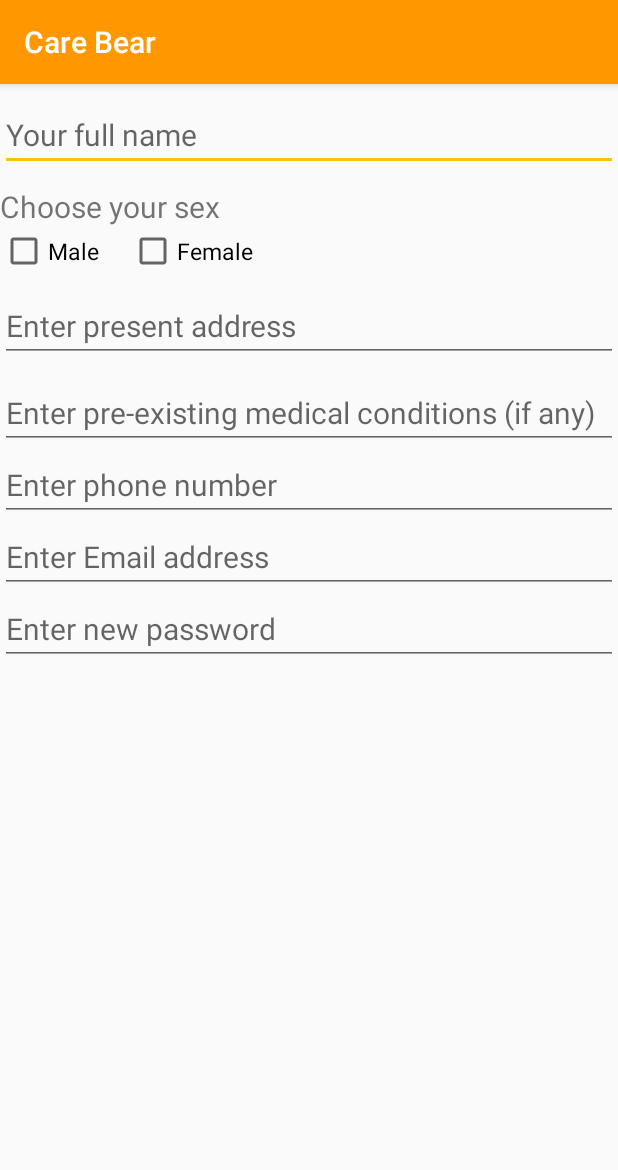
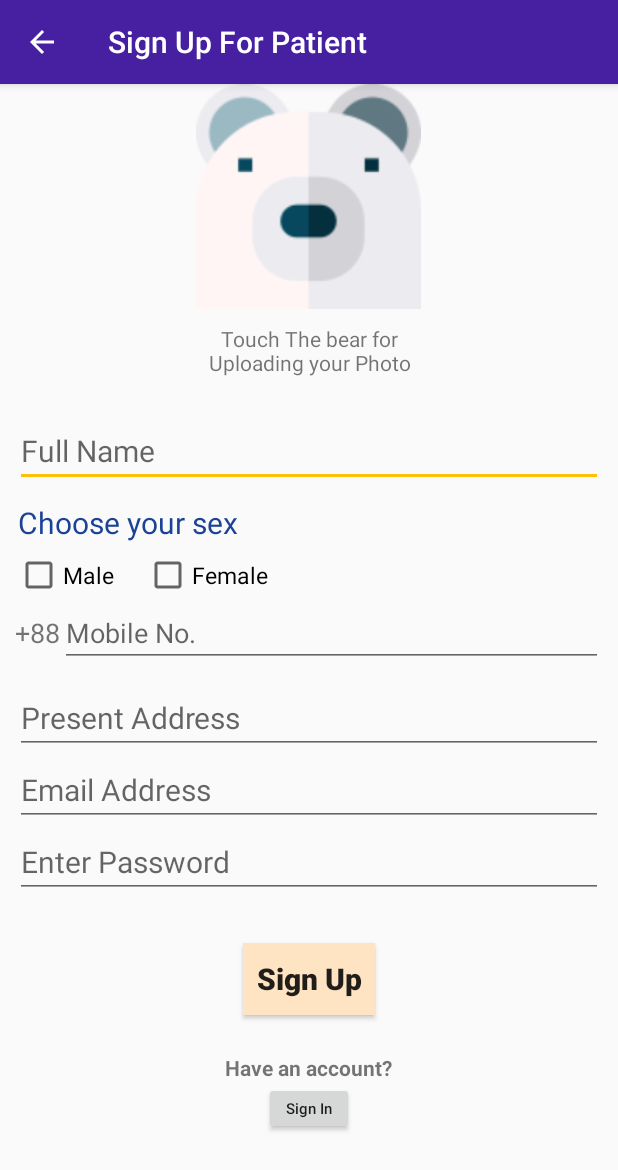
Before and after one commit to Hasib718/Care-Bear, an Android app: the SignUpActivityForPatient screen opened directly, with no data from a screen before it, on a phone screen of 412 x 824 dp. Shown: the top 1170 px of the screen. Run offline under Robolectric (Android 15) with nearby library versions, the light colour scheme and no system bars.

Commit message:
Commit 4.
Patient UI Design

```diff
--- a/app/src/main/java/com/hasib/carebear/doctor/SignUpActivityForDoctor.java
+++ b/app/src/main/java/com/hasib/carebear/doctor/SignUpActivityForDoctor.java
@@ -55,6 +55,7 @@ public class SignUpActivityForDoctor extends AppCompatActivity implements View.O
     private EditText specialistText;
     private LinearLayout checkBoxLayout;
     private EditText registrationNoText;
+
     private EditText presentAddressText;
     private EditText permanentAddressText;
     private EditText commonChamberText;
--- a/app/src/main/java/com/hasib/carebear/patient/SignInActivityForPatient.java
+++ b/app/src/main/java/com/hasib/carebear/patient/SignInActivityForPatient.java
@@ -22,7 +22,6 @@ public class SignInActivityForPatient extends AppCompatActivity implements View.
     private TextView signUpTextView;
     private EditText emailText;
     private EditText passwordText;
-    private UserDetails userDetails;
     private ProgressBar progressBar;
     //private FirebaseAuth mAuth;
 
@@ -64,7 +63,7 @@ public class SignInActivityForPatient extends AppCompatActivity implements View.
         if(v.getId() == R.id.signUpButtonForPatientId) {
             Intent intent = new Intent(SignInActivityForPatient.this, SignUpActivityForPatient.class);
             startActivity(intent);
-        } else if (v.getId() == R.id.signInOrUpButtonForPatientId) {
+        } else if (v.getId() == R.id.signInButtonForPatientId) {
 
         }
     }
--- a/app/src/main/java/com/hasib/carebear/patient/SignUpActivityForPatient.java
+++ b/app/src/main/java/com/hasib/carebear/patient/SignUpActivityForPatient.java
@@ -1,16 +1,82 @@
 package com.hasib.carebear.patient;
 
+import androidx.annotation.NonNull;
 import androidx.appcompat.app.AppCompatActivity;
 
+import android.content.Intent;
 import android.os.Bundle;
+import android.view.MenuItem;
+import android.view.View;
+import android.widget.Button;
+import android.widget.CheckBox;
+import android.widget.EditText;
 
 import com.hasib.carebear.R;
 
-public class SignUpActivityForPatient extends AppCompatActivity {
+public class SignUpActivityForPatient extends AppCompatActivity implements View.OnClickListener {
+
+    private Button signUpButton, signInButton;
+    private EditText namePatient, presentAddressPatient, mobileNoPatient, emailPatient,
+            passwordPatient;
+    private CheckBox maleCheckBox, femaleCheckBox;
+
+    //Please Declare Firebase Code
 
     @Override
     protected void onCreate(Bundle savedInstanceState) {
         super.onCreate(savedInstanceState);
         setContentView(R.layout.activity_sign_up_for_patient);
+        this.setTitle("Sign Up For Patient");
+
+        //Enable back button on Menu Bar
+        getSupportActionBar().setDisplayHomeAsUpEnabled(true);
+        getSupportActionBar().setDisplayShowHomeEnabled(true);
+
+        //Finding EditText for Patient
+
+        //For EditText
+        namePatient = findViewById(R.id.patientFullNameId);
+        presentAddressPatient = findViewById(R.id.patientPresentAddressId);
+        mobileNoPatient = findViewById(R.id.patientMobileNoTextId);
+        emailPatient = findViewById(R.id.idPatientEmail);
+        passwordPatient = findViewById(R.id.idPatientPassword);
+
+        //For Button
+        signInButton = findViewById(R.id.signInButtonForPatientId);
+        signUpButton = findViewById(R.id.signUpButtonForPatientId);
+
+        //For CheckBox
+        maleCheckBox = findViewById(R.id.idCheckMale);
+        femaleCheckBox = findViewById(R.id.idCheckFemale);
+
+        //Please Initialize FireBase
+
+        signInButton.setOnClickListener(this);
+        signUpButton.setOnClickListener(this);
+    }
+
+    //This Function is needed for back button.. Without this function
+    //back button wouldn't work properly..
+    @Override
+    public boolean onOptionsItemSelected(@NonNull MenuItem item) {
+        if(item.getItemId() == android.R.id.home) {
+            finish();
+        }
+        return super.onOptionsItemSelected(item);
+    }
+
+    @Override
+    public void onClick(View v) {
+        switch (v.getId()) {
+
+            case R.id.signInButtonForPatientId:
+                Intent intent = new Intent(SignUpActivityForPatient.this, SignInActivityForPatient.class);
+                startActivity(intent);
+                break;
+
+            case R.id.signUpButtonForPatientId:
+
+                break;
+        }
     }
 }
--- a/app/src/main/res/layout/activity_sign_in_for_patient.xml
+++ b/app/src/main/res/layout/activity_sign_in_for_patient.xml
@@ -7,7 +7,7 @@
     android:orientation="vertical"
     android:gravity="center"
     android:padding="10dp"
-    android:background="#69FD69"
+    android:background="@drawable/login_gradient"
     tools:context=".patient.SignInActivityForPatient">
 
 
@@ -24,8 +24,8 @@
             android:layout_gravity="center"
             android:text="Sign In For Patient"
             android:textStyle="bold"
-            android:textColor="@color/Maroon"
-            android:layout_marginBottom="70dp"
+            android:textColor="@color/colorAccent"
+            android:layout_marginBottom="100dp"
             android:textSize="25sp" />
 
         <EditText
@@ -49,9 +49,9 @@
             android:layout_width="wrap_content"
             android:layout_height="wrap_content"
             android:id="@+id/signInButtonForPatientId"
-            android:background="@color/CadetBlue"
+            android:background="@color/Bisque"
             android:text="Sign In"
-            android:layout_marginTop="15dp"
+            android:layout_marginTop="30dp"
             android:layout_gravity="center"
             android:textAllCaps="false"
             android:textStyle="bold"
@@ -60,7 +60,6 @@
             android:layout_width="wrap_content"
             android:layout_height="wrap_content"
             android:id="@+id/signUpTextView"
-            android:background="#69FD69"
             android:text="Don't have an account?"
             android:textAllCaps="false"
             android:textStyle="bold"
@@ -69,11 +68,12 @@
 
         <Button
             android:id="@+id/signUpButtonForPatientId"
-            android:layout_width="69dp"
+            android:layout_width="60dp"
             android:layout_height="35dp"
             android:text="Sign Up"
             android:textSize="10sp"
-            android:layout_gravity="center"/>
+            android:layout_gravity="center"
+            android:textAllCaps="false"/>
 
     </LinearLayout>
 
--- a/app/src/main/res/layout/activity_sign_up_for_patient.xml
+++ b/app/src/main/res/layout/activity_sign_up_for_patient.xml
@@ -5,33 +5,69 @@
     android:layout_width="match_parent"
     android:layout_height="match_parent"
     tools:context=".patient.SignUpActivityForPatient">
+
     <LinearLayout
         android:layout_width="match_parent"
         android:layout_height="wrap_content"
         android:orientation="vertical" >
 
+        <RelativeLayout
+            android:layout_width="match_parent"
+            android:layout_height="wrap_content">
+
+            <ImageView
+                android:layout_centerHorizontal="true"
+                android:layout_width="150dp"
+                android:layout_height="150dp"
+                android:id="@+id/patientImage"
+                android:layout_gravity="center"
+                android:src="@drawable/bear"/>
+            <ProgressBar
+                android:layout_width="wrap_content"
+                android:layout_height="wrap_content"
+                android:id="@+id/imageProgressBar"
+                android:layout_centerHorizontal="true"
+                android:layout_centerVertical="true"
+                android:visibility="invisible"/>
+        </RelativeLayout>
+
+        <TextView
+            android:layout_marginTop="10dp"
+            android:layout_width="wrap_content"
+            android:layout_height="wrap_content"
+            android:text="Touch The bear for\nUploading your Photo"
+            android:gravity="center"
+            android:layout_gravity="center"
+            android:layout_marginBottom="15dp"/>
+
         <EditText
-            android:id="@+id/idPatientFullName"
+            android:id="@+id/patientFullNameId"
             android:layout_width="match_parent"
             android:layout_height="wrap_content"
-            android:hint="Your full name"
+            android:hint="Full Name"
             android:layout_marginTop="10dp"
             android:textSize="20sp"
-            ></EditText>
+            android:layout_marginLeft="10dp"
+            android:layout_marginRight="10dp"
+            />
 
         <TextView
             android:layout_width="match_parent"
             android:layout_height="wrap_content"
             android:text="Choose your sex"
+            android:textColor="#1C4295"
             android:textSize="20sp"
             android:layout_marginTop="10dp"
-            ></TextView>
+            android:layout_marginLeft="12.25dp"
+            android:layout_marginBottom="5dp"
+            />
 
         <LinearLayout
             android:id="@+id/idSexCheckBox"
             android:layout_width="match_parent"
             android:layout_height="wrap_content"
-            >
+            android:layout_marginLeft="10dp">
+
             <CheckBox
                 android:id="@+id/idCheckMale"
                 android:layout_width="wrap_content"
@@ -39,7 +75,7 @@
                 android:text="Male"
                 android:textSize="15sp"
                 android:layout_marginRight="20dp"
-                ></CheckBox>
+                />
 
             <CheckBox
                 android:id="@+id/idCheckFemale"
@@ -47,56 +83,95 @@
                 android:layout_height="wrap_content"
                 android:text="Female"
                 android:textSize="15sp"
-                ></CheckBox>
+                />
+
+        </LinearLayout>
+
+        <LinearLayout
+            android:layout_width="match_parent"
+            android:layout_height="wrap_content"
+            >
+
+            <TextView
+                android:layout_width="wrap_content"
+                android:layout_height="wrap_content"
+                android:text="+88"
+                android:textSize="18sp"
+                android:layout_marginLeft="10dp"
+                />
+            <EditText
+                android:layout_width="match_parent"
+                android:layout_height="wrap_content"
+                android:id="@+id/patientMobileNoTextId"
+                android:hint="Mobile No."
+                android:inputType="text|number"
+                android:layout_marginRight="10dp"/>
+
         </LinearLayout>
 
         <EditText
-            android:id="@+id/idPatientPresentAddress"
+            android:id="@+id/patientPresentAddressId"
             android:layout_width="match_parent"
             android:layout_height="wrap_content"
             android:layout_marginTop="10dp"
-            android:hint="Enter present address"
+            android:hint="Present Address"
             android:textSize="20sp"
-            ></EditText>
+            android:layout_marginLeft="10dp"
+            android:layout_marginRight="10dp"
+            />
 
-        <EditText
-            android:id="@+id/idPreMedicalCondition"
-            android:layout_width="match_parent"
-            android:layout_height="wrap_content"
-            android:layout_marginTop="10dp"
-            android:hint="Enter pre-existing medical conditions (if any)"
-            android:textSize="20sp"
-            ></EditText>
-
-        <EditText
-            android:id="@+id/idPatientPhoneNum"
-            android:layout_width="match_parent"
-            android:layout_height="wrap_content"
-            android:hint="Enter phone number"
-            android:textSize="20sp"
-            ></EditText>
 
         <EditText
             android:id="@+id/idPatientEmail"
             android:layout_width="match_parent"
             android:layout_height="wrap_content"
-            android:hint="Enter Email address"
+            android:hint="Email Address"
             android:textSize="20sp"
-            ></EditText>
+            android:layout_marginLeft="10dp"
+            android:layout_marginRight="10dp"
+            />
 
         <EditText
             android:id="@+id/idPatientPassword"
             android:layout_width="match_parent"
             android:layout_height="wrap_content"
-            android:hint="Enter new password"
+            android:hint="Enter Password"
             android:textSize="20sp"
-            ></EditText>
+            android:layout_marginLeft="10dp"
+            android:layout_marginRight="10dp"
+            />
 
+        <Button
+            android:layout_width="wrap_content"
+            android:layout_height="wrap_content"
+            android:id="@+id/signUpButtonForPatientId"
+            android:background="@color/Bisque"
+            android:text="Sign Up"
+            android:layout_marginTop="30dp"
+            android:layout_gravity="center"
+            android:textAllCaps="false"
+            android:textStyle="bold"
+            android:textSize="20sp"/>
 
+        <TextView
+            android:layout_width="wrap_content"
+            android:layout_height="wrap_content"
+            android:id="@+id/signInTextView"
+            android:text="Have an account?"
+            android:textAllCaps="false"
+            android:textStyle="bold"
+            android:layout_marginTop="25dp"
+            android:layout_gravity="center"/>
+
+        <Button
+            android:id="@+id/signInButtonForPatientId"
+            android:layout_width="60dp"
+            android:layout_height="35dp"
+            android:text="Sign In"
+            android:textSize="10sp"
+            android:layout_gravity="center"
+            android:textAllCaps="false"/>
 
     </LinearLayout>
 
-
-
-
 </ScrollView>
--- a/app/src/main/res/values/styles.xml
+++ b/app/src/main/res/values/styles.xml
@@ -3,8 +3,8 @@
     <!-- Base application theme. -->
     <style name="AppTheme" parent="Theme.AppCompat.Light.DarkActionBar">
         <!-- Customize your theme here. -->
-        <item name="colorPrimary">@color/colorPrimary_v2</item>
-        <item name="colorPrimaryDark">@color/colorPrimaryDark_v2</item>
+        <item name="colorPrimary">#4620A1</item>
+        <item name="colorPrimaryDark">#4453C5</item>
         <item name="colorAccent">@color/colorAccent_v2</item>
     </style>
 
```
